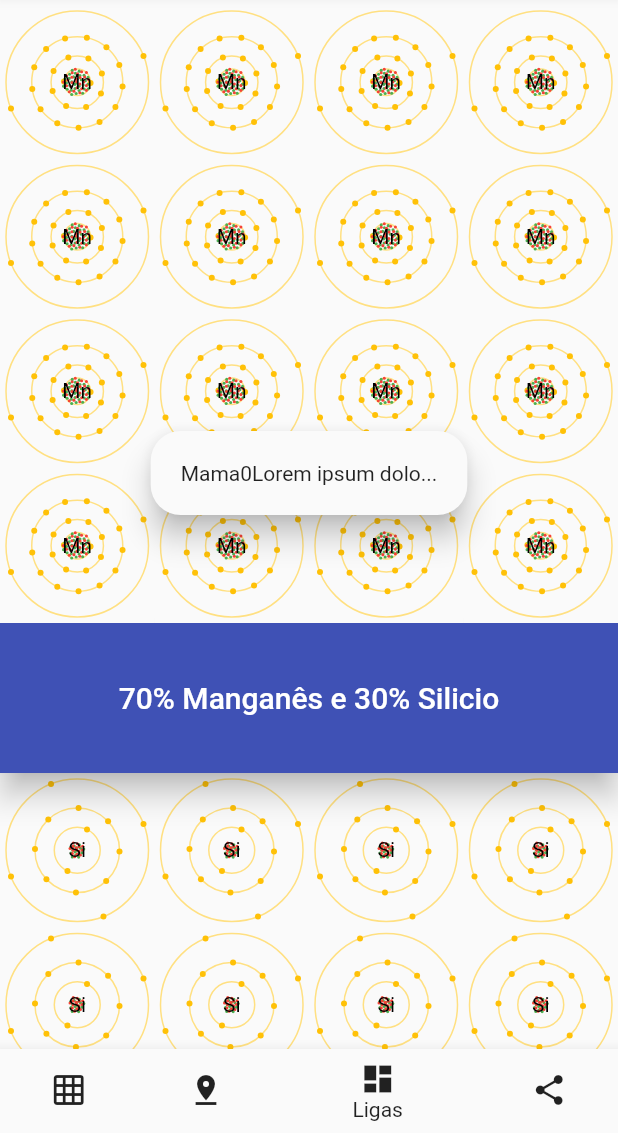
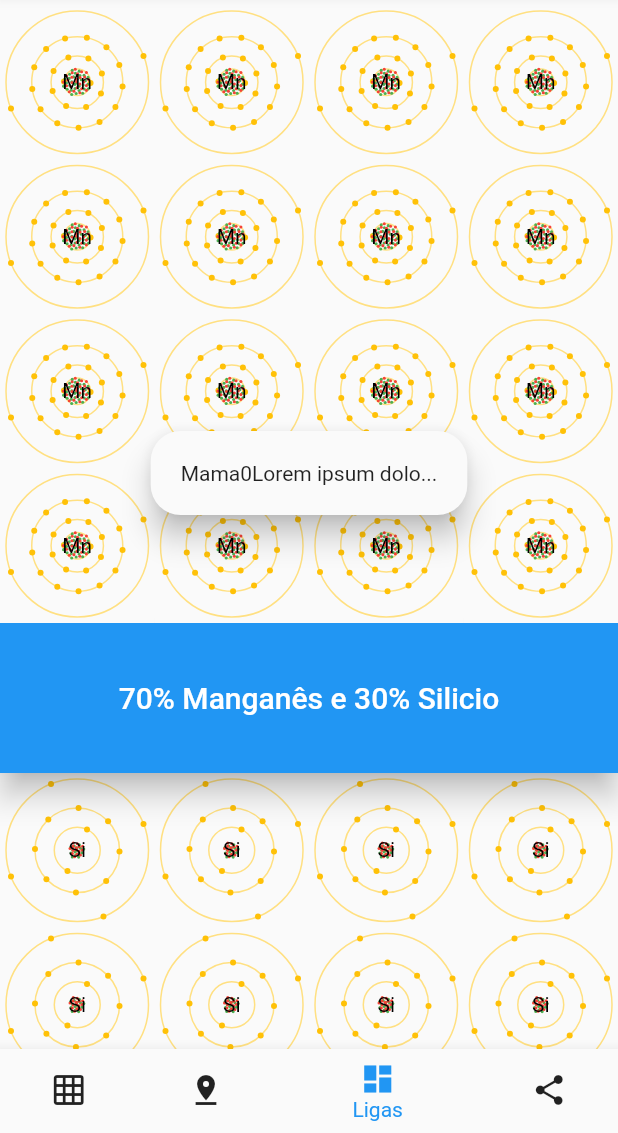
Before and after one commit to KalilDev/manganese_app, a Flutter app: the screen it shows after launch, item 3 of the bottom bar chosen, scrolled down 1152 dp, on a phone screen of 412 x 824 dp, the part 103-1236 px from its top. Run offline on Flutter 3.47's test engine with Material 2 defaults, Android fonts, the phone set to English and light mode, and no system bars; our stand-ins replace bloc, equatable, flutter_bloc, flutter_map, latlong, shared_preferences.

Commit message:
settings_bloc: Initial commit for dark mode

```diff
--- /dev/null
+++ b/lib/bloc/bloc.dart
@@ -0,0 +1,4 @@
+export 'enums.dart';
+export 'settings_bloc.dart';
+export 'settings_event.dart';
+export 'settings_state.dart';
--- /dev/null
+++ b/lib/bloc/settings_bloc.dart
@@ -0,0 +1,50 @@
+import 'dart:async';
+
+import 'package:bloc/bloc.dart';
+import 'package:shared_preferences/shared_preferences.dart';
+
+import './bloc.dart';
+
+class SettingsManagerBloc
+    extends Bloc<SettingsManagerEvent, SettingsManagerState> {
+  _getPreferences() async {
+    final SharedPreferences prefs = await SharedPreferences.getInstance();
+    final int themeOptions = prefs.getInt('themeOptions');
+    final ThemeOptions options = themeOptions == null
+        ? null
+        : ThemeOptions.values.elementAt(themeOptions);
+    dispatch(LoadedSettingsEvent(themeOptions: options));
+  }
+
+  _updateSettings(UpdateSettingsEvent event) async {
+    final SharedPreferences prefs = await SharedPreferences.getInstance();
+    ThemeOptions options = event.themeOptions;
+    if (options == null) {
+      final int themeOptions = prefs.getInt('themeOptions');
+      options = themeOptions == null
+          ? null
+          : ThemeOptions.values.elementAt(themeOptions);
+    } else {
+      prefs.setInt('themeOptions', ThemeOptions.values.indexOf(options));
+    }
+    dispatch(LoadedSettingsEvent(themeOptions: options));
+  }
+
+  @override
+  SettingsManagerState get initialState {
+    _getPreferences();
+    return PlaceholderSettingsManagerState();
+  }
+
+  @override
+  Stream<SettingsManagerState> mapEventToState(
+    SettingsManagerEvent event,
+  ) async* {
+    if (event is LoadedSettingsEvent) {
+      yield LoadedSettingsManagerState(themeOptions: event.themeOptions);
+    }
+    if (event is UpdateSettingsEvent) {
+      _updateSettings(event);
+    }
+  }
+}
--- /dev/null
+++ b/lib/bloc/settings_event.dart
@@ -0,0 +1,22 @@
+import 'package:equatable/equatable.dart';
+import 'package:meta/meta.dart';
+
+import './enums.dart';
+
+@immutable
+abstract class SettingsManagerEvent extends Equatable {
+  SettingsManagerEvent({ThemeOptions themeOptions})
+      : themeOptions = themeOptions,
+        super([themeOptions ?? ThemeOptions.auto]);
+  final ThemeOptions themeOptions;
+}
+
+class LoadedSettingsEvent extends SettingsManagerEvent {
+  LoadedSettingsEvent({ThemeOptions themeOptions})
+      : super(themeOptions: themeOptions);
+}
+
+class UpdateSettingsEvent extends SettingsManagerEvent {
+  UpdateSettingsEvent({ThemeOptions themeOptions})
+      : super(themeOptions: themeOptions);
+}
--- /dev/null
+++ b/lib/bloc/settings_state.dart
@@ -0,0 +1,21 @@
+import 'package:equatable/equatable.dart';
+import 'package:meta/meta.dart';
+
+import 'enums.dart';
+
+@immutable
+abstract class SettingsManagerState extends Equatable {
+  SettingsManagerState({ThemeOptions themeOptions})
+      : themeOptions = themeOptions ?? ThemeOptions.auto,
+        super([
+          themeOptions ?? ThemeOptions.auto,
+        ]);
+  final ThemeOptions themeOptions;
+}
+
+class PlaceholderSettingsManagerState extends SettingsManagerState {}
+
+class LoadedSettingsManagerState extends SettingsManagerState {
+  LoadedSettingsManagerState({ThemeOptions themeOptions})
+      : super(themeOptions: themeOptions);
+}
--- a/lib/main.dart
+++ b/lib/main.dart
@@ -1,28 +1,55 @@
 import 'package:flutter/material.dart';
+import 'package:flutter_bloc/flutter_bloc.dart';
 import 'package:manganese_app/ui/manganese_alloys_view.dart';
 import 'package:manganese_app/ui/map_view.dart';
 import 'package:manganese_app/ui/molecules_view.dart';
 import 'package:manganese_app/ui/periodic_table_view.dart';
 
-void main() => runApp(MyApp());
+import 'bloc/bloc.dart';
+
+void main() =>
+    runApp(BlocProvider(builder: (_) => SettingsManagerBloc(), child: MyApp()));
+
+final ThemeData lightTheme = ThemeData(primarySwatch: Colors.indigo);
+final ThemeData darkTheme = ThemeData(
+    primarySwatch: Colors.indigo,
+    brightness: Brightness.dark,
+    accentColor: Colors.indigo[200]);
 
 class MyApp extends StatelessWidget {
   // This widget is the root of your application.
   @override
   Widget build(BuildContext context) {
-    return MaterialApp(
-      title: 'Flutter Demo',
-      theme: ThemeData(primarySwatch: Colors.indigo),
-      darkTheme: ThemeData(
-          primarySwatch: Colors.indigo,
-          brightness: Brightness.dark,
-          accentColor: Colors.indigo[200]),
-      home: MyHomePage(),
+    return BlocBuilder<SettingsManagerBloc, SettingsManagerState>(
+      builder: (BuildContext context, SettingsManagerState state) {
+        ThemeData secondary;
+        ThemeData primary;
+        switch (state.themeOptions) {
+          case ThemeOptions.light:
+            primary = lightTheme;
+            break;
+          case ThemeOptions.dark:
+            primary = darkTheme;
+            break;
+          case ThemeOptions.auto:
+            primary = lightTheme;
+            secondary = darkTheme;
+            break;
+        }
+
+        return MaterialApp(
+          theme: primary,
+          darkTheme: secondary,
+          home: MyHomePage(state.themeOptions),
+        );
+      },
     );
   }
 }
 
 class MyHomePage extends StatefulWidget {
+  MyHomePage(this.options);
+  final ThemeOptions options;
   @override
   _MyHomePageState createState() => _MyHomePageState();
 }
@@ -44,11 +71,35 @@
 
   @override
   Widget build(BuildContext context) {
+    IconData theme;
+    switch (widget.options) {
+      case ThemeOptions.light:
+        theme = Icons.brightness_high;
+        break;
+      case ThemeOptions.dark:
+        theme = Icons.brightness_3;
+        break;
+      case ThemeOptions.auto:
+        theme = Icons.brightness_auto;
+        break;
+    }
     return Scaffold(
       appBar: currentPage == 2
           ? null
           : AppBar(
               title: Text('Manganês'),
+              actions: <Widget>[
+                IconButton(
+                    icon: Icon(theme),
+                    onPressed: () {
+                      final int index =
+                          ThemeOptions.values.indexOf(widget.options) + 1;
+                      int tgt = index == ThemeOptions.values.length ? 0 : index;
+                      BlocProvider.of<SettingsManagerBloc>(context).dispatch(
+                          UpdateSettingsEvent(
+                              themeOptions: ThemeOptions.values[tgt]));
+                    })
+              ],
             ),
       body: AnimatedSwitcher(
         duration: Duration(milliseconds: 400),
@@ -59,7 +110,7 @@
               ? Theme.of(context).iconTheme.color
               : null,
           selectedItemColor: Theme.of(context).brightness == Brightness.light
-              ? Theme.of(context).iconTheme.color
+              ? Theme.of(context).primaryColor
               : null,
           onTap: (int i) => setState(() => currentPage = i),
           currentIndex: currentPage,
--- a/lib/ui/molecule_painters.dart
+++ b/lib/ui/molecule_painters.dart
@@ -4,7 +4,7 @@
 
 final Map<Brightness, Color> kBondColor = {
   Brightness.light: Colors.black,
-  Brightness.dark: Colors.grey[400]
+  Brightness.dark: Colors.grey[600]
 };
 final Map<Brightness, Color> kManganeseColor = {
   Brightness.light: Colors.blueGrey,
--- a/pubspec.yaml
+++ b/pubspec.yaml
@@ -24,6 +24,10 @@
   # Use with the CupertinoIcons class for iOS style icons.
   cupertino_icons: ^0.1.2
   flutter_map:
+  flutter_bloc:
+  bloc:
+  shared_preferences:
+  equatable:
 
 dev_dependencies:
   flutter_test:
```
Also changed, not shown: pubspec.lock.
